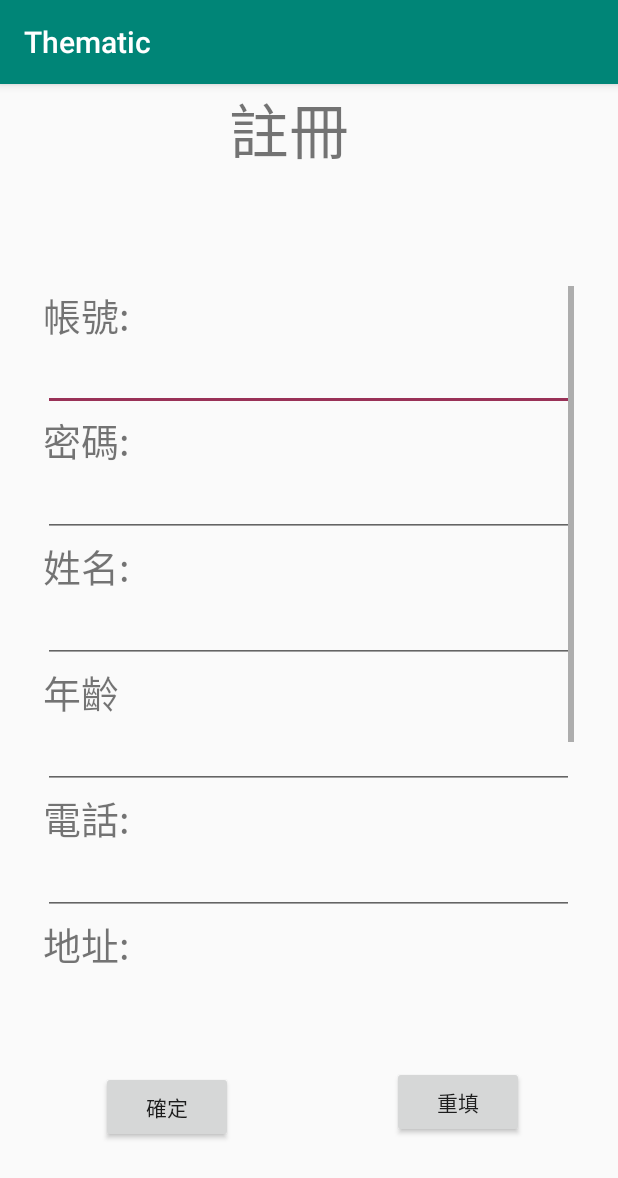
After one commit to peter-kong/-APP, an Android app: the activity_register1 screen opened directly, with no data from a screen before it, on a phone screen of 412 x 824 dp. The commit adds this screen. Shown: the top 1178 px of the screen. Run offline under Robolectric (Android 15) with nearby library versions, the phone set to English and light mode, and no system bars.

Commit message:
New register

```diff
--- a/Thematic/app/src/main/AndroidManifest.xml
+++ b/Thematic/app/src/main/AndroidManifest.xml
@@ -9,12 +9,10 @@
         android:roundIcon="@mipmap/ic_launcher_round"
         android:supportsRtl="true"
         android:theme="@style/AppTheme">
-
-        <activity android:name=".People_Selection"></activity>
+        <activity android:name=".activity_register1"></activity>
+        <activity android:name=".People_Selection" />
         <activity android:name=".ServiceCheck" />
-
-        <activity android:name=".Activity_register"></activity>
-
+        <activity android:name=".Activity_register" />
         <activity android:name=".PersonalData" />
         <activity android:name=".Menu" />
         <activity android:name=".MainActivity">
--- a/Thematic/app/src/main/java/com/example/thematic/MainActivity.java
+++ b/Thematic/app/src/main/java/com/example/thematic/MainActivity.java
@@ -36,7 +36,7 @@ public class MainActivity extends AppCompatActivity {
             @Override
             public void onClick(View v) {
                 Intent intent = new Intent();
-                intent.setClass(MainActivity.this, Activity_register.class);
+                intent.setClass(MainActivity.this, activity_register1.class);
                 startActivity(intent);
             }
         });
--- a/Thematic/app/src/main/java/com/example/thematic/Menu.java
+++ b/Thematic/app/src/main/java/com/example/thematic/Menu.java
@@ -18,14 +18,12 @@ public class Menu extends AppCompatActivity {
         補助規則分類 = (Button)findViewById(R.id.補助規則分類);
         客製化 = (Button)findViewById(R.id.客製化);
         定位 = (Button)findViewById(R.id.定位);
-        使用紀錄 = (Button)findViewById(R.id.使用紀錄);
         媒合功能 = (Button)findViewById(R.id.媒合功能);
         個人資料 = (Button)findViewById(R.id.個人資料);
 
         Button nextPage1 = (Button)findViewById(R.id.補助規則分類);
         Button nextPage2 = (Button)findViewById(R.id.客製化);
         Button nextPage3 = (Button)findViewById(R.id.定位);
-        Button nextPage4 = (Button)findViewById(R.id.使用紀錄);
         Button nextPage5 = (Button)findViewById(R.id.媒合功能);
         Button nextPage6 = (Button)findViewById(R.id.個人資料);
 /*
--- /dev/null
+++ b/Thematic/app/src/main/java/com/example/thematic/activity_register1.java
@@ -0,0 +1,14 @@
+package com.example.thematic;
+
+import androidx.appcompat.app.AppCompatActivity;
+
+import android.os.Bundle;
+
+public class activity_register1 extends AppCompatActivity {
+
+    @Override
+    protected void onCreate(Bundle savedInstanceState) {
+        super.onCreate(savedInstanceState);
+        setContentView(R.layout.activity_register1);
+    }
+}
--- /dev/null
+++ b/Thematic/app/src/main/res/layout/activity_register1.xml
@@ -0,0 +1,184 @@
+<?xml version="1.0" encoding="utf-8"?>
+<androidx.constraintlayout.widget.ConstraintLayout xmlns:android="http://schemas.android.com/apk/res/android"
+    xmlns:app="http://schemas.android.com/apk/res-auto"
+    xmlns:tools="http://schemas.android.com/tools"
+    android:layout_width="match_parent"
+    android:layout_height="match_parent"
+    tools:context=".activity_register1">
+
+    <ScrollView
+        android:id="@+id/scrollView2"
+        android:layout_width="354dp"
+        android:layout_height="452dp"
+        android:layout_marginTop="34dp"
+        android:layout_marginBottom="140dp"
+        app:layout_constraintBottom_toBottomOf="parent"
+        app:layout_constraintEnd_toEndOf="parent"
+        app:layout_constraintHorizontal_bias="0.491"
+        app:layout_constraintStart_toStartOf="parent"
+        app:layout_constraintTop_toBottomOf="@+id/textView21">
+
+        <LinearLayout
+            android:layout_width="match_parent"
+            android:layout_height="wrap_content"
+            android:orientation="vertical">
+
+            <TextView
+                android:id="@+id/textView26"
+                android:layout_width="match_parent"
+                android:layout_height="38dp"
+                android:text="帳號:"
+                android:textSize="25dp" />
+
+            <EditText
+                android:id="@+id/editText12"
+                android:layout_width="match_parent"
+                android:layout_height="wrap_content"
+                android:ems="10"
+                android:inputType="textPassword" />
+
+            <TextView
+                android:id="@+id/textView27"
+                android:layout_width="match_parent"
+                android:layout_height="wrap_content"
+                android:text="密碼:"
+                android:textSize="25dp" />
+
+            <EditText
+                android:id="@+id/editText13"
+                android:layout_width="match_parent"
+                android:layout_height="wrap_content"
+                android:ems="10"
+                android:inputType="textPassword" />
+
+            <TextView
+                android:id="@+id/textView28"
+                android:layout_width="match_parent"
+                android:layout_height="wrap_content"
+                android:text="姓名:"
+                android:textSize="25dp" />
+
+            <EditText
+                android:id="@+id/editText14"
+                android:layout_width="match_parent"
+                android:layout_height="wrap_content"
+                android:ems="10"
+                android:inputType="textPassword" />
+
+            <TextView
+                android:id="@+id/textView29"
+                android:layout_width="match_parent"
+                android:layout_height="wrap_content"
+                android:text="年齡"
+                android:textSize="25dp" />
+
+            <EditText
+                android:id="@+id/editText20"
+                android:layout_width="match_parent"
+                android:layout_height="wrap_content"
+                android:ems="10"
+                android:inputType="number" />
+
+            <TextView
+                android:id="@+id/textView30"
+                android:layout_width="match_parent"
+                android:layout_height="wrap_content"
+                android:text="電話:"
+                android:textSize="25dp" />
+
+            <EditText
+                android:id="@+id/editText23"
+                android:layout_width="match_parent"
+                android:layout_height="wrap_content"
+                android:ems="10"
+                android:inputType="phone" />
+
+            <TextView
+                android:id="@+id/textView31"
+                android:layout_width="match_parent"
+                android:layout_height="wrap_content"
+                android:text="地址:"
+                android:textSize="25dp" />
+
+            <EditText
+                android:id="@+id/editText17"
+                android:layout_width="match_parent"
+                android:layout_height="wrap_content"
+                android:ems="10"
+                android:inputType="textPassword" />
+
+            <TextView
+                android:id="@+id/textView32"
+                android:layout_width="match_parent"
+                android:layout_height="wrap_content"
+                android:text="電子信箱:"
+                android:textSize="25dp" />
+
+            <EditText
+                android:id="@+id/editText21"
+                android:layout_width="match_parent"
+                android:layout_height="wrap_content"
+                android:ems="10"
+                android:inputType="textEmailAddress" />
+
+            <TextView
+                android:id="@+id/textView33"
+                android:layout_width="match_parent"
+                android:layout_height="wrap_content"
+                android:text="失能等級:"
+                android:textSize="25dp" />
+
+            <EditText
+                android:id="@+id/editText22"
+                android:layout_width="match_parent"
+                android:layout_height="wrap_content"
+                android:ems="10"
+                android:inputType="number" />
+
+        </LinearLayout>
+    </ScrollView>
+
+    <TextView
+        android:id="@+id/textView21"
+        android:layout_width="84dp"
+        android:layout_height="59dp"
+        android:layout_marginStart="25dp"
+        android:layout_marginLeft="25dp"
+        android:layout_marginEnd="25dp"
+        android:layout_marginRight="25dp"
+        android:text="註冊"
+        android:textSize="40dp"
+        app:layout_constraintEnd_toEndOf="parent"
+        app:layout_constraintHorizontal_bias="0.46"
+        app:layout_constraintStart_toStartOf="parent"
+        tools:layout_editor_absoluteY="46dp" />
+
+    <Button
+        android:id="@+id/button11"
+        android:layout_width="wrap_content"
+        android:layout_height="wrap_content"
+        android:layout_marginStart="67dp"
+        android:layout_marginLeft="67dp"
+        android:layout_marginTop="51dp"
+        android:layout_marginBottom="42dp"
+        android:text="確定"
+        app:layout_constraintBottom_toBottomOf="parent"
+        app:layout_constraintStart_toStartOf="parent"
+        app:layout_constraintTop_toBottomOf="@+id/scrollView2" />
+
+    <Button
+        android:id="@+id/button12"
+        android:layout_width="wrap_content"
+        android:layout_height="wrap_content"
+        android:layout_marginStart="106dp"
+        android:layout_marginLeft="106dp"
+        android:layout_marginTop="47dp"
+        android:layout_marginEnd="63dp"
+        android:layout_marginRight="63dp"
+        android:layout_marginBottom="45dp"
+        android:text="重填"
+        app:layout_constraintBottom_toBottomOf="parent"
+        app:layout_constraintEnd_toEndOf="parent"
+        app:layout_constraintStart_toEndOf="@+id/button11"
+        app:layout_constraintTop_toBottomOf="@+id/scrollView2" />
+</androidx.constraintlayout.widget.ConstraintLayout>
```
